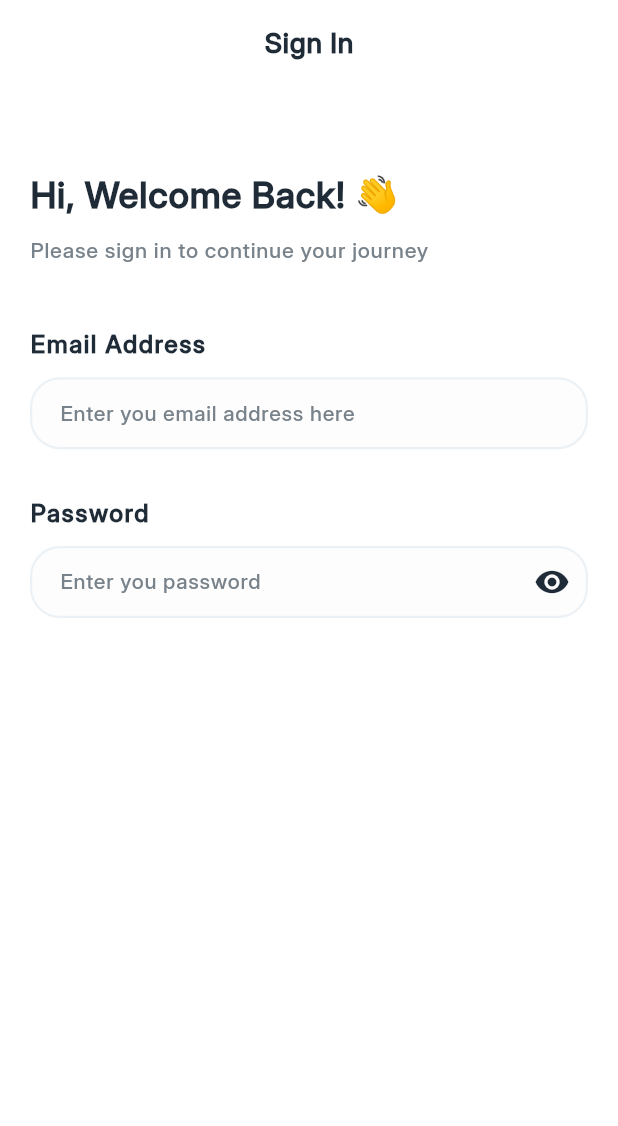
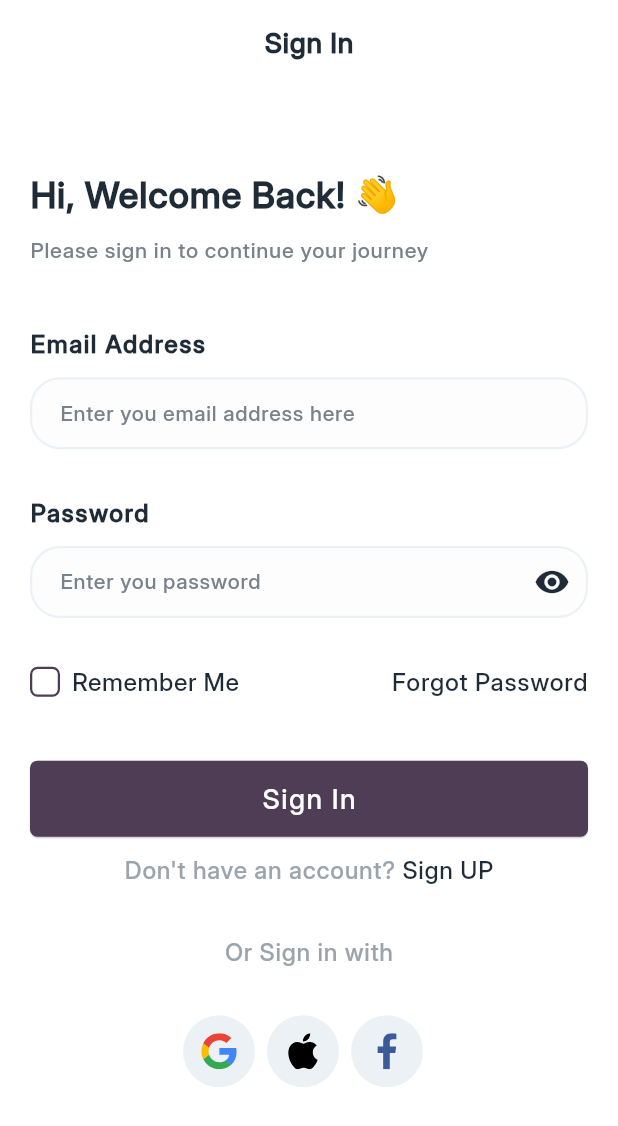
Before and after one commit to KhubaibJamal/bankee, a Flutter app: the SigninScreen screen opened by its route, on a phone screen of 412 x 824 dp. Shown: the top 1126 px of the screen. Run offline on Flutter 3.47's test engine with Material 3 defaults, Android fonts, the phone set to English and light mode, and no system bars; our stand-ins replace flutter_secure_storage, flutter_svg, image_picker, lottie; accounts and stored records are empty.

```diff
--- a/lib/presentation/core/constants/constants.dart
+++ b/lib/presentation/core/constants/constants.dart
@@ -34,7 +34,8 @@ class Constants {
   // sign in screen
   static const String signin = "Sign In";
   static const String welcomeBack = "Hi, Welcome Back! 👋";
-  static const String welcomeSubtitle = "Please sign in to continue your journey";
+  static const String welcomeSubtitle =
+      "Please sign in to continue your journey";
   static const String emailAddress = "Email Address";
   static const String password = "Password";
   static const String forgotPassword = "Forgot Password";
@@ -42,4 +43,6 @@ class Constants {
   static const String dontHaveAnAccount = "Don't have an account?";
   static const String signUp = "Sign UP";
   static const String orSignInWith = "Or Sign in with";
+
+  //Join us today and explore endless possibilities.
 }
--- a/lib/presentation/core/constants/media_constants.dart
+++ b/lib/presentation/core/constants/media_constants.dart
@@ -11,4 +11,11 @@ class MediaConstants {
   static const String onboarding3 = "${imagePath}onboarding3.png";
 
   static const String closeIcon = "${svgPath}close.svg";
+  static const String checkBoxIcon = "${svgPath}check-box-icon.svg";
+
+  static const List<String> socialIcons = [
+    "${svgPath}google.svg",
+    "${svgPath}apple.svg",
+    "${svgPath}facebook.svg",
+  ];
 }
--- a/lib/presentation/screens/auth/signin_screen.dart
+++ b/lib/presentation/screens/auth/signin_screen.dart
@@ -1,12 +1,22 @@
 import 'package:bankee/presentation/core/constants/constants.dart';
+import 'package:bankee/presentation/core/constants/media_constants.dart';
 import 'package:bankee/presentation/core/theme/theme.dart';
+import 'package:bankee/presentation/screens/auth/widget/social_button.dart';
+import 'package:bankee/presentation/screens/widgets/custom_button.dart';
+import 'package:bankee/presentation/screens/widgets/custom_check_box.dart';
 import 'package:bankee/presentation/screens/widgets/custom_text_form_field.dart';
 import 'package:bankee/presentation/utils/responsiveSize.dart';
 import 'package:flutter/material.dart';
 
-class SigninScreen extends StatelessWidget {
+class SigninScreen extends StatefulWidget {
   const SigninScreen({super.key});
 
+  @override
+  State<SigninScreen> createState() => _SigninScreenState();
+}
+
+class _SigninScreenState extends State<SigninScreen> {
+  bool isRemember = false;
   @override
   Widget build(BuildContext context) {
     return Scaffold(
@@ -22,6 +32,7 @@ class SigninScreen extends StatelessWidget {
       ),
       body: Padding(
         padding: EdgeInsets.symmetric(horizontal: 20.0),
+        child: SingleChildScrollView(
           child: Column(
             spacing: 10.rh(context),
             crossAxisAlignment: CrossAxisAlignment.start,
@@ -69,7 +80,93 @@ class SigninScreen extends StatelessWidget {
                 keyboard: TextInputType.emailAddress,
                 isPasswordField: true,
               ),
+
+              // remember me and forget password
+              SizedBox(height: 10.rh(context)),
+              Row(
+                children: [
+                  Expanded(
+                    child: CustomCheckBoxWithText(
+                      initialValue: isRemember,
+                      onChanged: (value) {
+                        setState(() {
+                          isRemember = value;
+                        });
+                      },
+                      label: Constants.rememberMe,
+                    ),
+                  ),
+                  // const Spacer(),
+                  GestureDetector(
+                    onTap: () {},
+                    child: Text(
+                      Constants.forgotPassword,
+                      style: Theme.of(context).textTheme.bodyLarge!.copyWith(
+                            color: CustomColors.primaryTextColor,
+                            fontSize: context.font.large.rf(context),
+                          ),
+                    ),
+                  )
                 ],
+              ),
+
+              // sign in button
+              SizedBox(height: 20.rh(context)),
+              CustomButton(
+                onPressed: () {},
+                buttonTitle: Constants.signin,
+              ),
+
+              // dont have an account
+              Row(
+                mainAxisAlignment: MainAxisAlignment.center,
+                children: [
+                  Text(
+                    "${Constants.dontHaveAnAccount} ",
+                    style: Theme.of(context).textTheme.bodyLarge!.copyWith(
+                          color: CustomColors.bodyTextColor,
+                        ),
+                  ),
+                  GestureDetector(
+                    onTap: () {},
+                    child: Text(
+                      Constants.signUp,
+                      style: Theme.of(context).textTheme.bodyLarge!,
+                    ),
+                  ),
+                ],
+              ),
+
+              // or sign in with
+              SizedBox(height: 10.rh(context)),
+              Center(
+                child: Text(
+                  Constants.orSignInWith,
+                  style: Theme.of(context).textTheme.bodyLarge!.copyWith(
+                        color: CustomColors.bodyTextColor,
+                      ),
+                ),
+              ),
+
+              // social buttons
+              SizedBox(height: 10.rh(context)),
+              Row(
+                mainAxisAlignment: MainAxisAlignment.center,
+                children: List.generate(
+                  MediaConstants.socialIcons.length,
+                  (index) {
+                    return Padding(
+                      padding: const EdgeInsets.only(right: 8.0),
+                      child: SocialButton(
+                        onTap: () {},
+                        svgPath: MediaConstants.socialIcons[index],
+                      ),
+                    );
+                  },
+                ),
+              ),
+            ],
+          ),
         ),
       ),
     );
--- /dev/null
+++ b/lib/presentation/screens/auth/widget/social_button.dart
@@ -0,0 +1,31 @@
+import 'package:bankee/presentation/core/theme/theme.dart';
+import 'package:flutter/material.dart';
+import 'package:flutter_svg/svg.dart';
+
+class SocialButton extends StatelessWidget {
+  final VoidCallback onTap;
+  final String svgPath;
+  const SocialButton({super.key, required this.onTap, required this.svgPath});
+
+  @override
+  Widget build(BuildContext context) {
+    return GestureDetector(
+      onTap: onTap,
+      child: Container(
+        height: 48,
+        width: 48,
+        decoration: BoxDecoration(
+          shape: BoxShape.circle,
+          color: CustomColors.card,
+        ),
+        child: Center(
+          child: SvgPicture.asset(
+            svgPath,
+            height: 24,
+            width: 24,
+          ),
+        ),
+      ),
+    );
+  }
+}
--- a/lib/presentation/screens/widgets/custom_button.dart
+++ b/lib/presentation/screens/widgets/custom_button.dart
@@ -78,7 +78,7 @@ class CustomButton extends StatelessWidget {
           padding: padding,
           shape: RoundedRectangleBorder(
             side: border ?? BorderSide.none,
-            borderRadius: BorderRadius.circular(radius ?? 10),
+            borderRadius: BorderRadius.circular(radius ?? 5),
           ),
           elevation: (showElevation ?? true) ? 0.5 : 0,
           color: buttonColor ?? CustomColors.primary,
@@ -105,7 +105,7 @@ class CustomButton extends StatelessWidget {
                   title,
                   style: btnTextStyle ??
                       Theme.of(context).textTheme.displayLarge!.copyWith(
-                            color: textColor ?? CustomColors.primaryTextColor,
+                            color: textColor ?? CustomColors.white,
                             fontSize:
                                 fontSize ?? context.font.larger.rf(context),
                             fontWeight: FontWeight.w600,
@@ -118,7 +118,7 @@ class CustomButton extends StatelessWidget {
                     title,
                     style: btnTextStyle ??
                         Theme.of(context).textTheme.displayLarge!.copyWith(
-                              color: textColor ?? CustomColors.primaryTextColor,
+                              color: textColor ?? CustomColors.white,
                               fontSize:
                                   fontSize ?? context.font.larger.rf(context),
                               fontWeight: FontWeight.w600,
--- /dev/null
+++ b/lib/presentation/screens/widgets/custom_check_box.dart
@@ -0,0 +1,116 @@
+import 'package:bankee/presentation/core/constants/media_constants.dart';
+import 'package:bankee/presentation/core/theme/theme.dart';
+import 'package:bankee/presentation/utils/responsiveSize.dart';
+import 'package:flutter/material.dart';
+import 'package:flutter_svg/svg.dart';
+
+class CustomCheckbox extends StatelessWidget {
+  final bool isChecked;
+  final ValueChanged<bool> onChanged;
+  final Color? boxColor;
+  final Color? svgIconColor;
+
+  const CustomCheckbox({
+    super.key,
+    required this.isChecked,
+    required this.onChanged,
+    this.boxColor,
+    this.svgIconColor,
+  });
+
+  @override
+  Widget build(BuildContext context) {
+    return GestureDetector(
+      onTap: () {
+        onChanged(!isChecked);
+      },
+      child: Container(
+        height: 20,
+        width: 20,
+        padding: const EdgeInsets.all(3),
+        decoration: BoxDecoration(
+          shape: BoxShape.rectangle,
+          color: boxColor ??
+              (isChecked ? CustomColors.primary : Colors.transparent),
+          border: Border.all(
+            color: CustomColors.primary,
+            width: 1.5,
+          ),
+          borderRadius: BorderRadius.circular(5),
+        ),
+        child: isChecked
+            ? SvgPicture.asset(
+                MediaConstants.checkBoxIcon,
+                width: 12.0,
+                height: 12.0,
+                colorFilter: ColorFilter.mode(
+                  svgIconColor ?? CustomColors.white,
+                  BlendMode.srcIn,
+                ),
+              )
+            : null,
+      ),
+    );
+  }
+}
+
+class CustomCheckBoxWithText extends StatefulWidget {
+  final bool initialValue;
+  final ValueChanged<bool> onChanged;
+  final String label;
+  const CustomCheckBoxWithText({
+    super.key,
+    required this.initialValue,
+    required this.onChanged,
+    required this.label,
+  });
+
+  @override
+  State<CustomCheckBoxWithText> createState() => _CustomCheckBoxWithTextState();
+}
+
+class _CustomCheckBoxWithTextState extends State<CustomCheckBoxWithText> {
+  late bool isChecked;
+
+  @override
+  void initState() {
+    super.initState();
+    isChecked = widget.initialValue;
+  }
+
+  void _toggleCheckbox() {
+    setState(() {
+      isChecked = !isChecked;
+    });
+    widget.onChanged(isChecked);
+  }
+
+  @override
+  Widget build(BuildContext context) {
+    return GestureDetector(
+      onTap: _toggleCheckbox,
+      child: Row(
+        crossAxisAlignment: CrossAxisAlignment.center,
+        children: [
+          CustomCheckbox(
+            isChecked: widget.initialValue,
+            onChanged: (value) {
+              _toggleCheckbox();
+            },
+          ),
+          const SizedBox(width: 8),
+          Expanded(
+            child: Text(
+              widget.label,
+              style: Theme.of(context).textTheme.displayLarge!.copyWith(
+                    fontWeight: FontWeight.w400,
+                    fontSize: context.font.large.rf(context),
+                    letterSpacing: 0.37,
+                  ),
+            ),
+          ),
+        ],
+      ),
+    );
+  }
+}
```
Also changed, not shown: assets/svg/apple.svg (added), assets/svg/check-box-icon.svg (added), assets/svg/facebook.svg (added), assets/svg/google.svg (added). Lines whose indentation alone changed are shown as unchanged.
